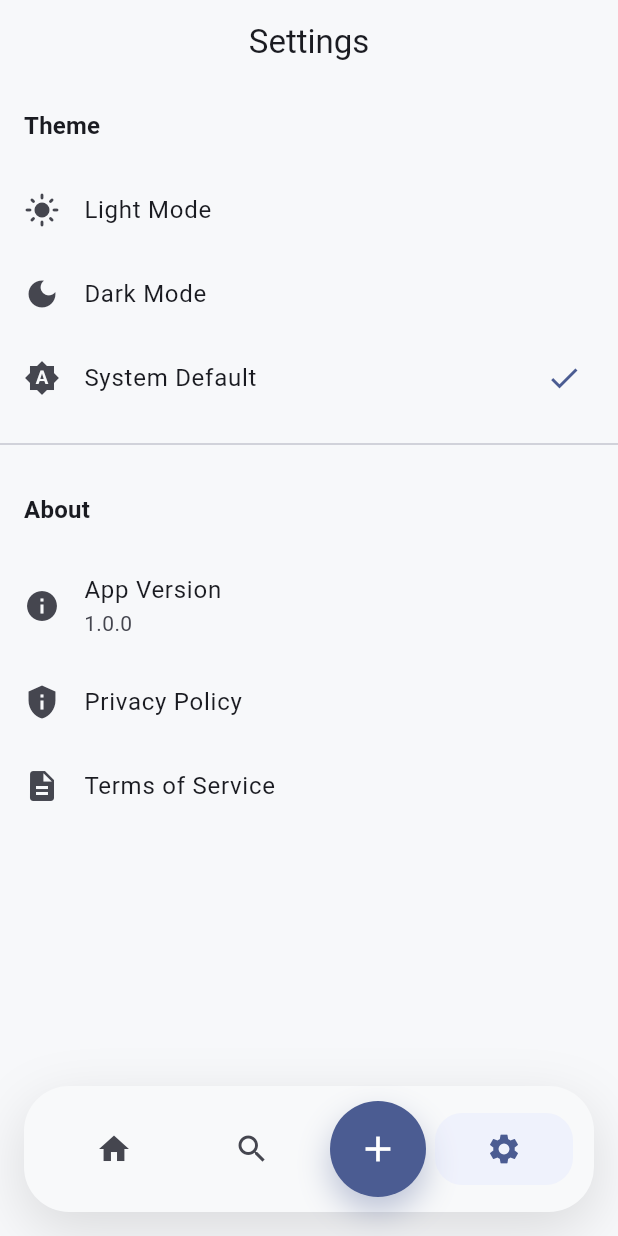
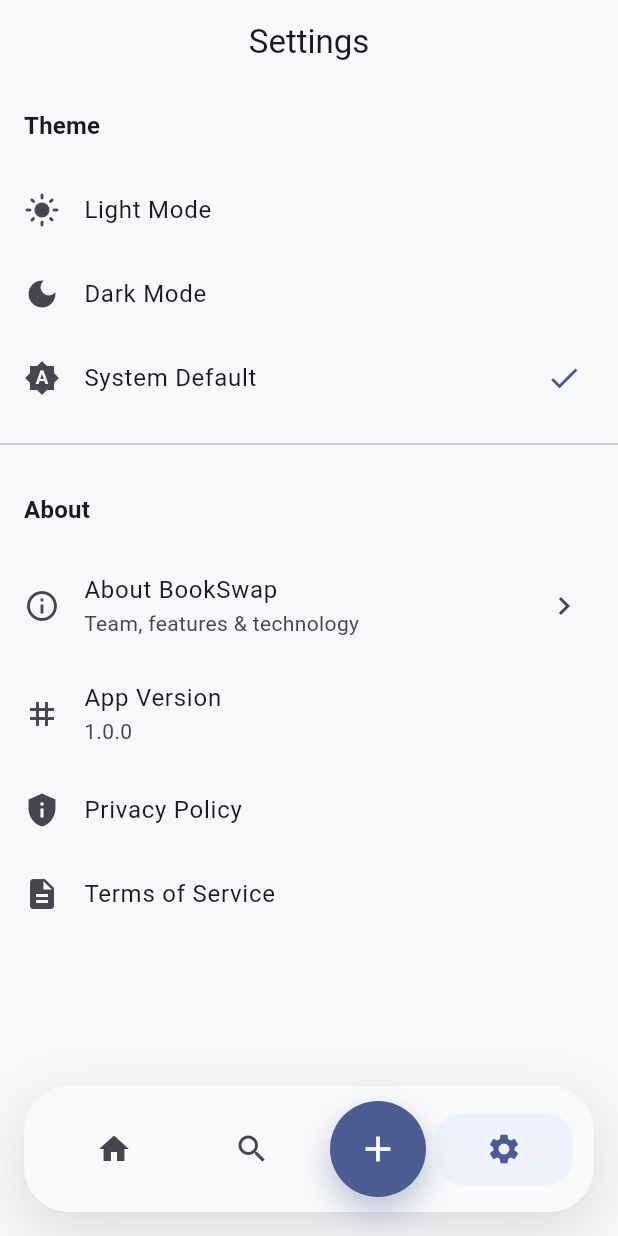
Before and after one commit to ri3r/book_swap_marketplace, a Flutter app: the screen it shows after launch, item 4 of the bottom bar chosen, on a phone screen of 412 x 824 dp. Run offline on Flutter 3.47's test engine with Material 3 defaults, Android fonts, the phone set to English and light mode, and no system bars; our stand-ins replace cached_network_image, cloud_firestore, firebase_core, flutter_riverpod, go_router, shared_preferences; accounts and stored records are empty; network calls fail.

Commit message:
About section now accessible via settings

```diff
--- a/lib/screens/about_screen.dart
+++ b/lib/screens/about_screen.dart
@@ -12,8 +12,8 @@ class AboutScreen extends StatelessWidget {
         leading: IconButton(
           icon: const Icon(Icons.arrow_back),
           onPressed: () {
-            if (Navigator.canPop(context)) {
-              Navigator.pop(context);
+            if (context.canPop()) {
+              context.pop();
             } else {
               context.go('/');
             }
--- a/lib/screens/settings_screen.dart
+++ b/lib/screens/settings_screen.dart
@@ -1,5 +1,6 @@
 import 'package:flutter/material.dart';
 import 'package:flutter_riverpod/flutter_riverpod.dart';
+import 'package:go_router/go_router.dart';
 import '../providers/theme_provider.dart';
 
 class SettingsScreen extends ConsumerWidget {
@@ -63,9 +64,16 @@ class SettingsScreen extends ConsumerWidget {
             ),
           ),
           ListTile(
+            title: const Text('About BookSwap'),
+            subtitle: const Text('Team, features & technology'),
+            leading: const Icon(Icons.info_outline),
+            trailing: const Icon(Icons.chevron_right),
+            onTap: () => context.push('/about'),
+          ),
+          ListTile(
             title: const Text('App Version'),
             subtitle: const Text('1.0.0'),
-            leading: const Icon(Icons.info),
+            leading: const Icon(Icons.tag),
           ),
           ListTile(
             title: const Text('Privacy Policy'),
```
